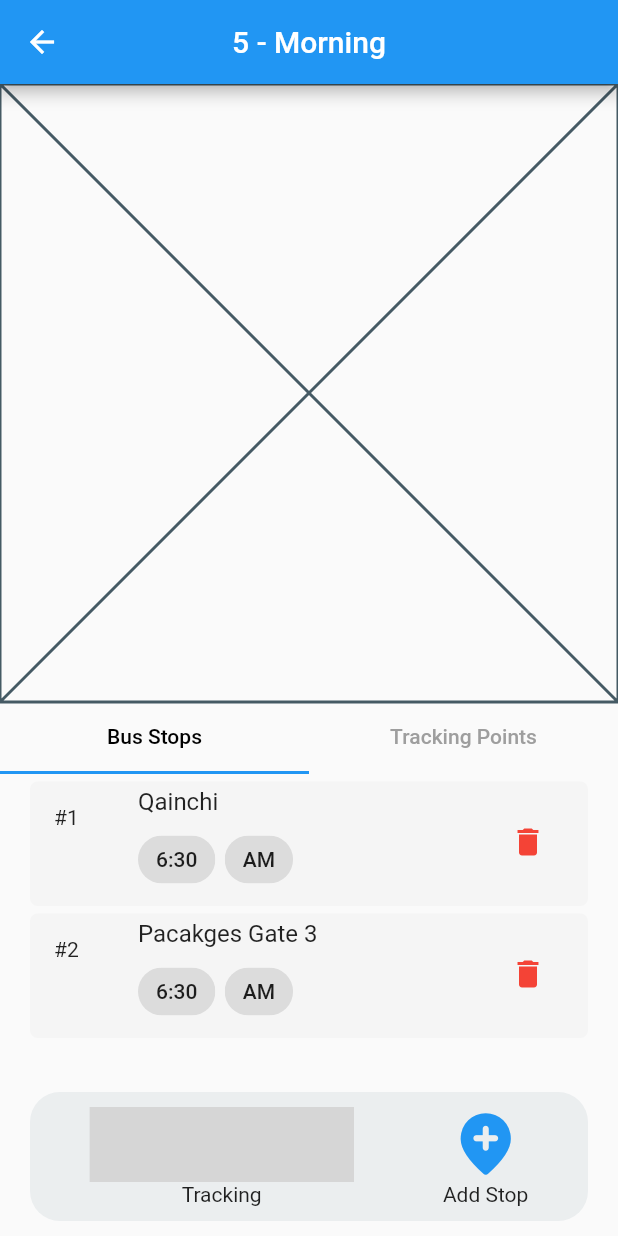
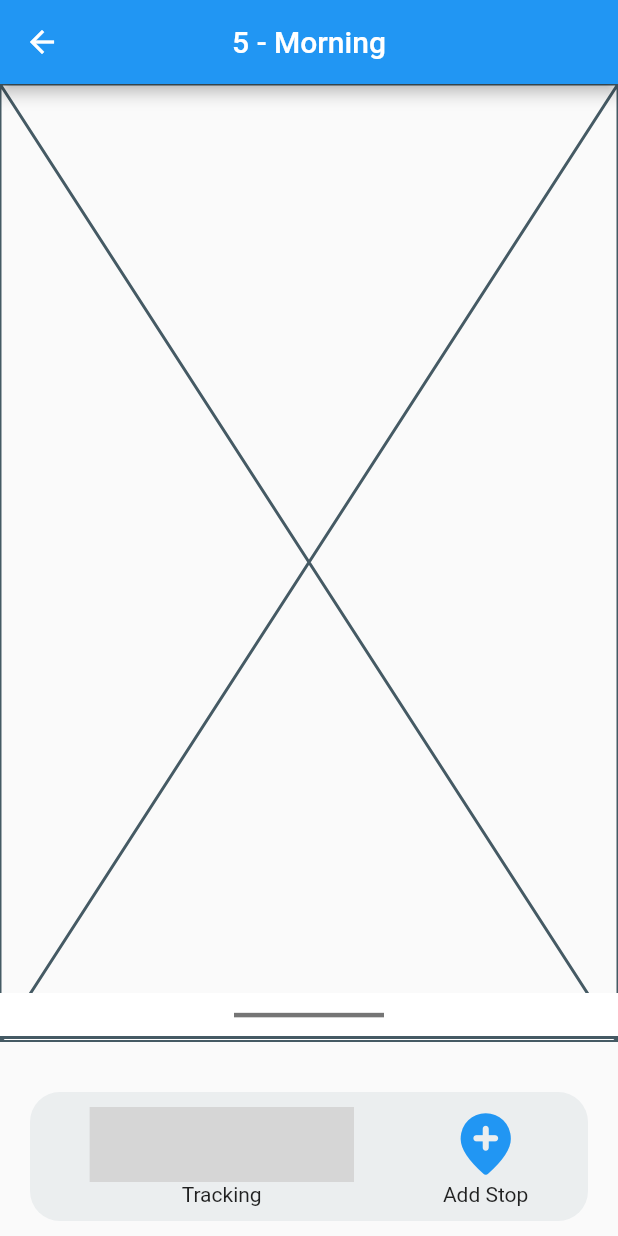
Before and after one commit to salmannaeem112215/tracking_route_app, a Flutter app: the screen it shows after launch, after a tap on "tracking", on a phone screen of 412 x 824 dp. Run offline on Flutter 3.47's test engine with Material 2 defaults, Android fonts, the phone set to English and light mode, and no system bars; drawn by our look-alikes of rive; our stand-ins replace flutter_slidable; grey boxes are pictures that could not be loaded.

Commit message:
Dragable Scrool Sheet made scuesfullu

```diff
--- /dev/null
+++ b/lib/components/dragable_scroll_sheet.dart
@@ -0,0 +1,67 @@
+// ignore_for_file: sized_box_for_whitespace
+
+import 'package:flutter/material.dart';
+
+class DragScrollSheet extends StatelessWidget {
+  const DragScrollSheet({
+    super.key,
+    required this.child,
+    required this.bottomSheetChild,
+    required this.bottomPadding,
+  });
+  final Widget child;
+  final Widget bottomSheetChild;
+  final double bottomPadding;
+  @override
+  Widget build(BuildContext context) {
+    final mediaQuery = MediaQuery.of(context);
+    final double avaliableHeight = mediaQuery.size.height -
+        kToolbarHeight -
+        mediaQuery.padding.top -
+        mediaQuery.padding.bottom;
+
+    final dragableScrolSheetHolderSize = avaliableHeight * 0.05;
+
+    return SingleChildScrollView(
+      child: SizedBox(
+        height: avaliableHeight - dragableScrolSheetHolderSize - bottomPadding,
+        child: Stack(
+          children: [
+            child,
+            DraggableScrollableSheet(
+              snap: true,
+              initialChildSize: 0.05,
+              minChildSize: 0.05,
+              maxChildSize: 0.75,
+              builder: (context, scrollController) {
+                return SingleChildScrollView(
+                  controller: scrollController,
+                  child: SizedBox(
+                    height: avaliableHeight * 0.75 - bottomPadding,
+                    child: Container(
+                      color: Colors.white,
+                      child: Column(
+                        mainAxisSize: MainAxisSize.min,
+                        children: [
+                          SizedBox(
+                            width: 100,
+                            height: 30,
+                            child: Divider(
+                              thickness: 3,
+                              color: Colors.grey.shade600,
+                            ),
+                          ),
+                          bottomSheetChild,
+                        ],
+                      ),
+                    ),
+                  ),
+                );
+              },
+            ),
+          ],
+        ),
+      ),
+    );
+  }
+}
--- a/lib/screen/tracking/components/body.dart
+++ b/lib/screen/tracking/components/body.dart
@@ -2,6 +2,7 @@
 
 import 'package:flutter/material.dart';
 
+import '../../../components/dragable_scroll_sheet.dart';
 import './bus_stops.dart';
 import 'stop_track.dart';
 
@@ -11,25 +12,17 @@ class Body extends StatelessWidget {
   @override
   Widget build(BuildContext context) {
     final mediaQuery = MediaQuery.of(context);
-    double screenSize = mediaQuery.size.height -
+    final double avaliableHeight = mediaQuery.size.height -
         mediaQuery.padding.top -
-        mediaQuery.padding.bottom;
-    double mapHeight = screenSize / 2;
-    double boxHeight = screenSize / 2;
+        mediaQuery.padding.bottom -
+        kToolbarHeight;
+    final dragableScrolSheetHolderSize = avaliableHeight * 0.05;
 
     return SingleChildScrollView(
-      child: SizedBox(
-        height: mapHeight + boxHeight,
-        child: Column(
-          children: [
-            SizedBox(
-              height: mapHeight,
-              child: const Placeholder(),
-            ),
-            Container(height: boxHeight, child: StopTrack()),
-          ],
-        ),
-      ),
-    );
+        child: DragScrollSheet(
+      bottomPadding: 92,
+      child: Placeholder(),
+      bottomSheetChild: Placeholder(),
+    ));
   }
 }
--- a/lib/screen/tracking/components/bottom_navbar.dart
+++ b/lib/screen/tracking/components/bottom_navbar.dart
@@ -11,8 +11,11 @@ class BottomNavbar extends StatelessWidget {
   @override
   Widget build(BuildContext context) {
     return Container(
+      height: 96,
+      child: Container(
         margin: const EdgeInsets.only(bottom: 10, left: 20, right: 20),
-      padding: const EdgeInsets.only(top: 10, left: 10, right: 10, bottom: 10),
+        padding:
+            const EdgeInsets.only(top: 10, left: 10, right: 10, bottom: 10),
         decoration: const BoxDecoration(
             color: Color.fromRGBO(96, 125, 139, 0.1),
             borderRadius: BorderRadius.vertical(
@@ -41,6 +44,7 @@ class BottomNavbar extends StatelessWidget {
             // const Spacer(),
           ],
         ),
+      ),
     );
   }
 }
--- a/lib/screen/tracking/tracking_screen.dart
+++ b/lib/screen/tracking/tracking_screen.dart
@@ -12,7 +12,8 @@ class TrackingScreen extends StatelessWidget {
 
   @override
   Widget build(BuildContext context) {
-    int index = ModalRoute.of(context)!.settings.arguments as int;
+    // int index = ModalRoute.of(context)!.settings.arguments as int;
+    int index = 0;
     final track = Provider.of<Tracks>(listen: false, context).getTrackAt(index);
 
     // .value to not dispose track
```
Lines whose indentation alone changed are shown as unchanged.
